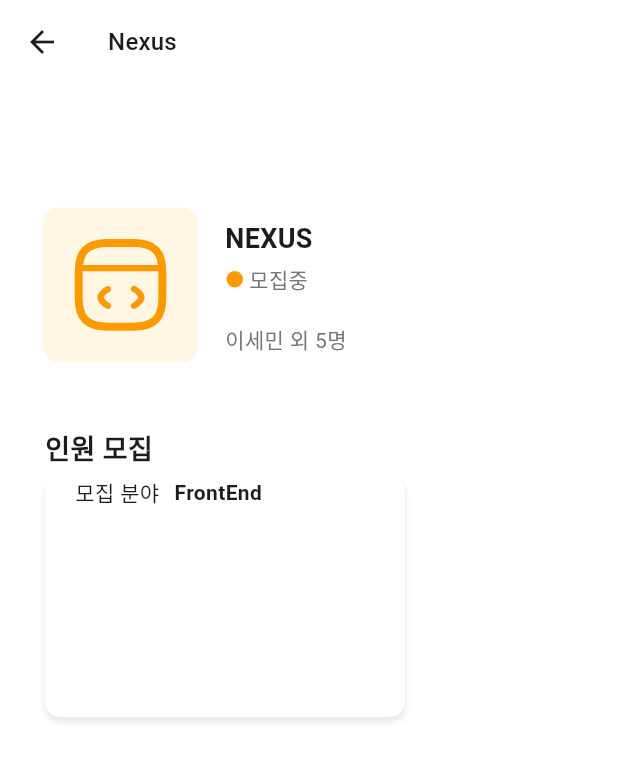
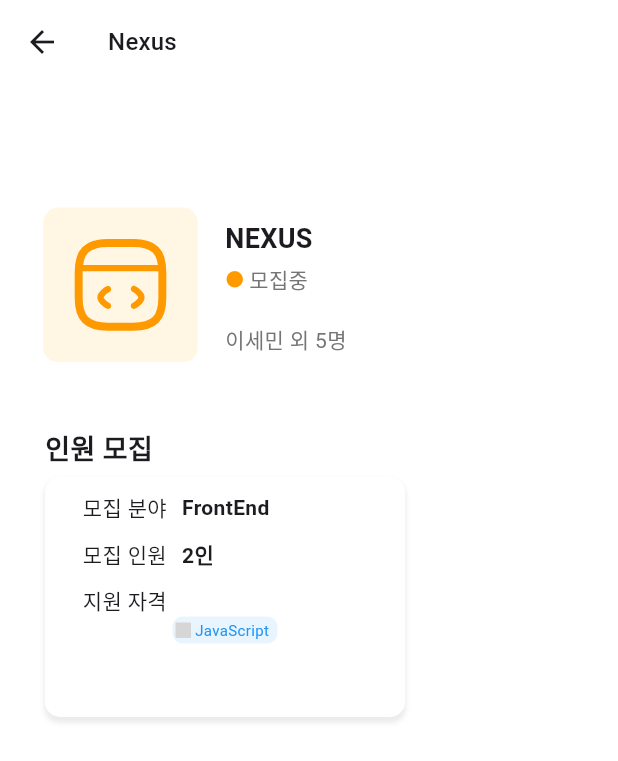
Before and after one commit to DAMNyul/Flutter_NEXUS, a Flutter app: the FullPage screen opened directly, on a phone screen of 412 x 824 dp. Shown: the top 761 px of the screen. Run offline on Flutter 3.47's test engine with Material 3 defaults, Android fonts, the phone set to English and light mode, and no system bars; our stand-ins replace flutter_svg; grey boxes are pictures that could not be loaded.

Commit message:
fullPage

```diff
--- a/lib/ProjectPage/full_page.dart
+++ b/lib/ProjectPage/full_page.dart
@@ -115,17 +115,13 @@ class FullPage extends StatelessWidget {
                     fontWeight: FontWeight.w600,
                   ),
                 ),
-                const SizedBox(
-                  height: 5,
-                ),
+                const SizedBox(height: 5),
                 Container(
                   width: 240,
                   height: 160,
                   decoration: BoxDecoration(
                     color: const Color(0xFFFFFFFF),
-                    borderRadius: const BorderRadius.all(
-                      Radius.circular(10),
-                    ),
+                    borderRadius: BorderRadius.circular(10),
                     boxShadow: [
                       BoxShadow(
                         color: Colors.grey.withOpacity(0.2),
@@ -135,28 +131,23 @@ class FullPage extends StatelessWidget {
                       ),
                     ],
                   ),
-                  child: const Column(
-                    children: [
-                      Row(
-                        children: [
-                          Padding(
-                            padding: EdgeInsets.only(
-                              left: 20,
-                            ),
-                          ),
-                          Text("모집 분야"),
-                          SizedBox(
-                            width: 10,
-                          ),
-                          Text(
-                            "FrontEnd",
-                            style: TextStyle(
-                              fontWeight: FontWeight.w600,
-                            ),
-                          ),
-                        ],
-                      ),
-                    ],
+                  child: Padding(
+                    padding: const EdgeInsets.only(top: 10),
+                    child: Column(
+                      children: [
+                        _buildRow("모집 분야", "FrontEnd"),
+                        const SizedBox(height: 10),
+                        _buildRow("모집 인원", "2인"),
+                        const SizedBox(height: 10),
+                        _buildRow("지원 자격", ""),
+                        _buildCustomRow(
+                          svgPath: 'image/javaScript.svg',
+                          textColor: Colors.blue,
+                          backgroundColor: Colors.blue.withOpacity(0.1),
+                          textValue: "JavaScript",
+                        ),
+                      ],
+                    ),
                   ),
                 ),
               ],
@@ -166,4 +157,51 @@ class FullPage extends StatelessWidget {
       ),
     );
   }
+
+  Widget _buildRow(String label, String value) {
+    return Padding(
+      padding: const EdgeInsets.symmetric(horizontal: 25),
+      child: Row(
+        children: [
+          Text(label),
+          const SizedBox(width: 10),
+          if (value.isNotEmpty)
+            Text(
+              value,
+              style: const TextStyle(fontWeight: FontWeight.w600),
+            ),
+        ],
+      ),
+    );
+  }
 }
+
+Widget _buildCustomRow({
+  required String svgPath,
+  required Color textColor,
+  required Color backgroundColor,
+  required String textValue,
+}) {
+  return Container(
+    width: 70,
+    padding: const EdgeInsets.symmetric(vertical: 2, horizontal: 2),
+    decoration: BoxDecoration(
+      color: backgroundColor,
+      borderRadius: BorderRadius.circular(7),
+    ),
+    child: Row(
+      children: [
+        SvgPicture.asset(
+          svgPath,
+          width: 10, // 원하는 크기로 조정
+          height: 10, // 원하는 크기로 조정
+        ),
+        const SizedBox(width: 3),
+        Text(
+          textValue,
+          style: TextStyle(color: textColor, fontSize: 10), // 텍스트 크기 조정
+        ),
+      ],
+    ),
+  );
+}
```
Also changed, not shown: image/javaScript.svg (added).
